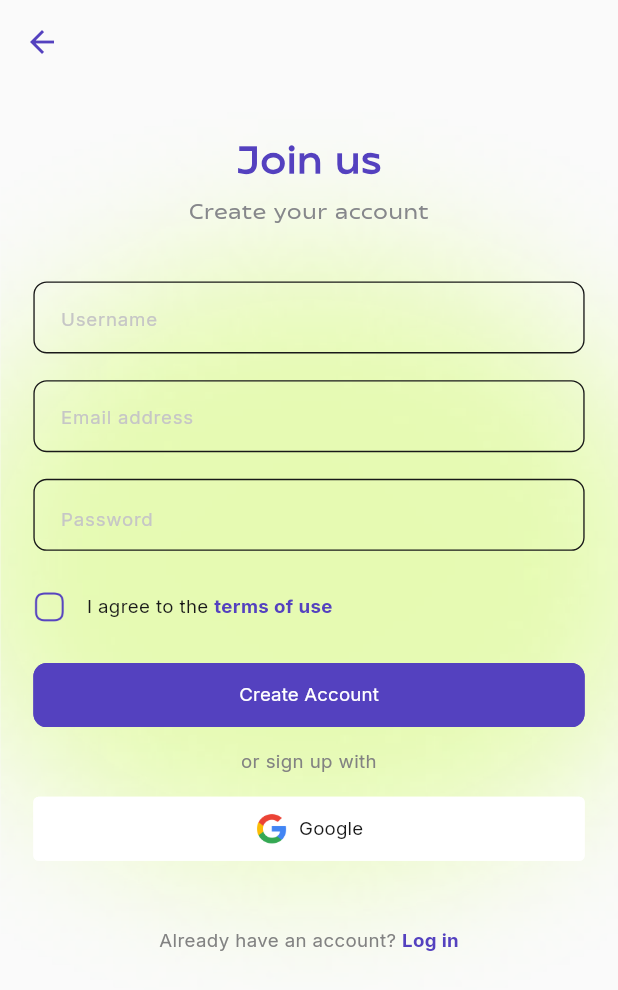
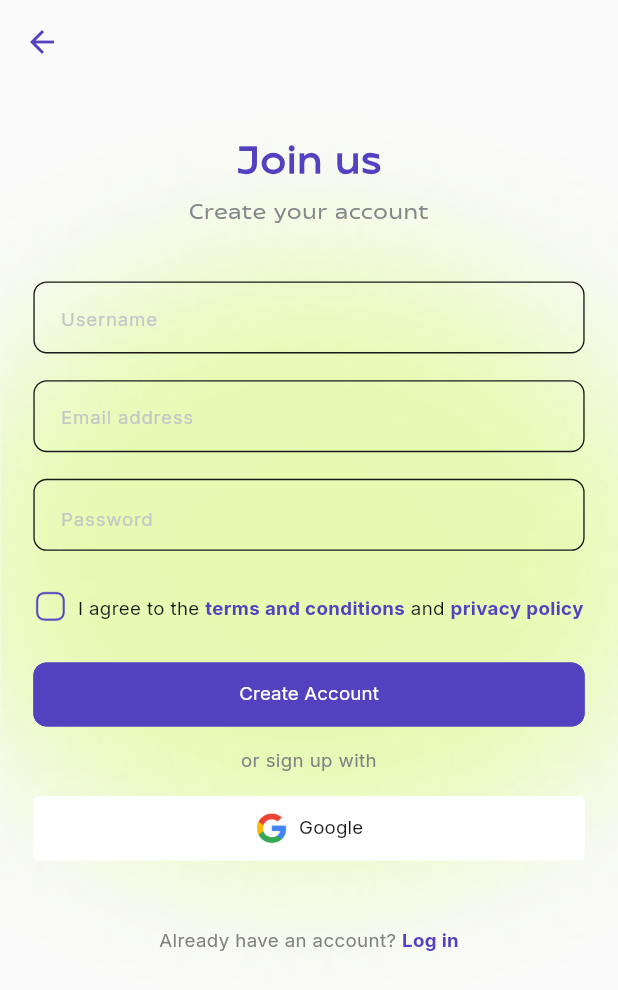
Before and after one commit to ologunB/grip_app, a Flutter app: the SignupScreen screen opened directly, on a phone screen of 412 x 824 dp. Shown: the top 990 px of the screen. Run offline on Flutter 3.47's test engine with Material 3 defaults, Android fonts, the phone set to English and light mode, and no system bars; our stand-ins replace another_flushbar, audioplayers, cached_network_image, camera, device_info_plus, dio and 23 more; missing offline and left inert: chewie_audio, ffmpeg_kit_flutter_min, flat_buffers, fraction, global_configuration, image_editor_plus and 5 more; accounts and stored records are empty; generated files the repository leaves out were written again; network calls fail.

Commit message:
worked on all issues on mobile, and commented which is pending on other end here, most dont concern mobile. https://docs.google.com/spreadsheets/d/1D5OUvb70Mj_qQpB8k5HHY-39H9_s5Xu84fBDS60eaYI/edit?usp=sharing

```diff
--- a/lib/core/apis/bible_api.dart
+++ b/lib/core/apis/bible_api.dart
@@ -17,7 +17,7 @@ class BibleApi extends BaseAPI {
           if (percent > 99) present.remove(abbr);
           // if (percent % 10 == 0) log('$abbr is $percent%');
           if (percent < 5) AppCache.setBibleWeights(abbr, b);
-          if (percent == 100) AppCache.setDefaultBible(abbr);
+          // if (percent == 100) AppCache.setDefaultBible(abbr);
         },
       );
 
--- a/lib/core/vms/auth_vm.dart
+++ b/lib/core/vms/auth_vm.dart
@@ -164,6 +164,7 @@ class AuthViewModel extends BaseModel {
       user?.user = m;
       AppCache.setUser(user!);
       setBusy(false);
+      if (a.isNotEmpty) showVMSnackbar('Profile Successfully Updated');
       return true;
     } on GripException catch (e) {
       error = e.message;
@@ -231,6 +232,7 @@ class AuthViewModel extends BaseModel {
       user?.user?.image = link;
       AppCache.setUser(user!);
       setBusy(false);
+      showVMSnackbar('Profile Picture Successfully Updated');
       return link;
     } on GripException catch (e) {
       error = e.message;
--- a/lib/main.dart
+++ b/lib/main.dart
@@ -72,8 +72,7 @@ class _AppState extends State<App> {
                 ? Brightness.dark
                 : Brightness.light,
             visualDensity: VisualDensity.adaptivePlatformDensity,
-              textTheme:
-                  GoogleFonts.interTextTheme(Theme.of(context).textTheme),
+            textTheme: GoogleFonts.interTextTheme(Theme.of(context).textTheme),
             //    colorScheme: const ColorScheme.dark(surface: Colors.transparent),
             primaryColor: AppColors.secondary,
             appBarTheme:
@@ -88,7 +87,8 @@ class _AppState extends State<App> {
           navigatorKey: AppNavigator.navKey,
           home: AppCache.getUser() == null
               ? const OnboardScreen()
-                : const UserLayout()),
+              : const UserLayout(),
+        ),
       ),
     );
   }
--- a/lib/views/auth/login_view.dart
+++ b/lib/views/auth/login_view.dart
@@ -13,7 +13,7 @@ class LoginScreen extends StatefulWidget {
   State<LoginScreen> createState() => _LoginScreenState();
 }
 
-bool get creator => true;
+bool get creator => false;
 
 class _LoginScreenState extends State<LoginScreen> {
   TextEditingController password = TextEditingController(
--- a/lib/views/auth/otp_view.dart
+++ b/lib/views/auth/otp_view.dart
@@ -27,7 +27,7 @@ class _OTPScreenState extends State<OTPScreen> {
       title: const [
         'Verify your email',
         'done',
-        'Enter the Verification code\nyou just received',
+        'Enter OTP\nyou just received',
       ],
       other: true,
       body: BaseView<AuthViewModel>(
--- a/lib/views/auth/signup_view.dart
+++ b/lib/views/auth/signup_view.dart
@@ -41,10 +41,14 @@ class _SignupScreenState extends State<SignupScreen> {
               HexField(
                 hintText: 'Username',
                 textInputType: TextInputType.text,
+                maxLength: 20,
+                inputFormatters: [
+                  FilteringTextInputFormatter.allow(RegExp(r'[a-zA-Z0-9_]')),
+                ],
                 textInputAction: TextInputAction.next,
                 controller: name,
                 validator: (a) {
-                  return Utils.isValidName(a, type: 'Username', length: 4);
+                  return Utils.isValidName(a, type: 'Username', length: 3);
                 },
               ),
               SizedBox(height: 20.h),
@@ -74,42 +78,68 @@ class _SignupScreenState extends State<SignupScreen> {
                 },
               ),
               SizedBox(height: 30.h),
-              Row(
-                children: [
               InkWell(
                 onTap: () {
                   tick = tick == 0 ? 1 : 0;
                   setState(() {});
                 },
-                    child: Row(
+                child: RichText(
+                  text: TextSpan(
                     children: [
-                        Image.asset(
+                      WidgetSpan(
+                        child: Image.asset(
                           'tick$tick'.png,
                           height: 24.h,
                           color: context.primary,
                         ),
-                        SizedBox(width: 16.h),
-                        HexText(
-                          'I agree to the ',
+                      ),
+                      WidgetSpan(
+                        child: HexText(
+                          '  I agree to the ',
                           fontSize: 14.sp,
                           color: context.textColor,
                           fontWeight: FontWeight.normal,
                         ),
-                        InkWell(
+                      ),
+                      WidgetSpan(
+                        child: InkWell(
                           onTap: () {
-                            // launchUrlString('urlString');
+                            launchUrlString(
+                                'https://grip-app.netlify.app/terms-condition');
                           },
                           child: HexText(
-                            'terms of use',
+                            'terms and conditions',
                             fontSize: 14.sp,
                             color: context.primary,
                             fontWeight: FontWeight.bold,
                           ),
                         ),
+                      ),
+                      WidgetSpan(
+                        child: HexText(
+                          ' and ',
+                          fontSize: 14.sp,
+                          color: context.textColor,
+                          fontWeight: FontWeight.normal,
+                        ),
+                      ),
+                      WidgetSpan(
+                        child: InkWell(
+                          onTap: () {
+                            launchUrlString(
+                                'https://www.freeprivacypolicy.com/live/9b92505d-34cc-4ada-9fa1-1799fa39b89c');
+                          },
+                          child: HexText(
+                            'privacy policy',
+                            fontSize: 14.sp,
+                            color: context.primary,
+                            fontWeight: FontWeight.bold,
+                          ),
+                        ),
+                      ),
                     ],
                   ),
                 ),
-                ],
               ),
               SizedBox(height: 30.h),
               HexButton(
--- a/lib/views/bible/verses.dart
+++ b/lib/views/bible/verses.dart
@@ -171,6 +171,7 @@ class _VersesScreenState extends State<VersesScreen> {
     oldChapter = verses[li.first.index].chapterName;
     if (oldChapter != currentChapter) {
       currentChapter = oldChapter;
+      book = currentChapter?.split(' ').first ?? book;
       setState(() {});
     }
   }
@@ -431,7 +432,8 @@ class _VersesScreenState extends State<VersesScreen> {
             borderRadius: BorderRadius.circular(8.h),
           ),
           child: HexText(
-            a,
+            a.replaceFirstMapped(
+                RegExp(r'(\d+)$'), (match) => 'Chapter ${match.group(1)}'),
             fontSize: bibleFontSize().sp,
             color: context.textColor,
             align: TextAlign.center,
```
Also changed, not shown: lib/views/profile/creator_profile.dart (+12 -0 lines), lib/views/profile/edit.dart (+31 -7 lines), lib/views/profile/password.dart (+12 -10 lines), lib/views/profile/profile.dart (+34 -3 lines), pubspec.yaml (+25 -25 lines), pubspec.lock, 2 other files. Lines whose indentation alone changed are shown as unchanged.
